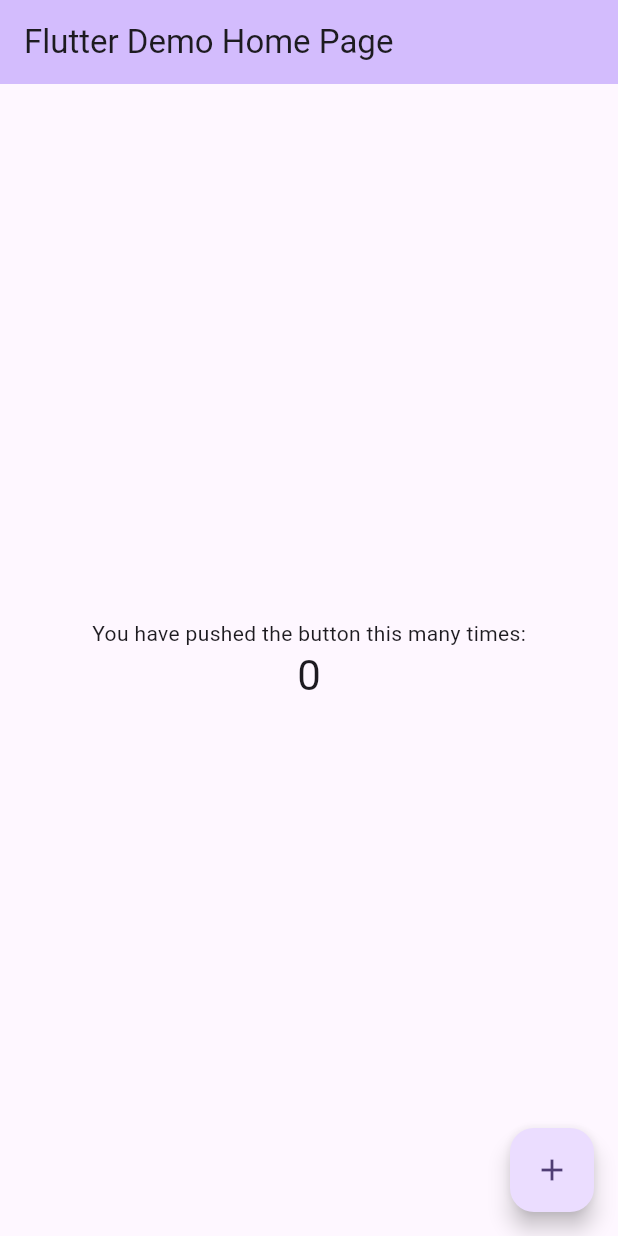
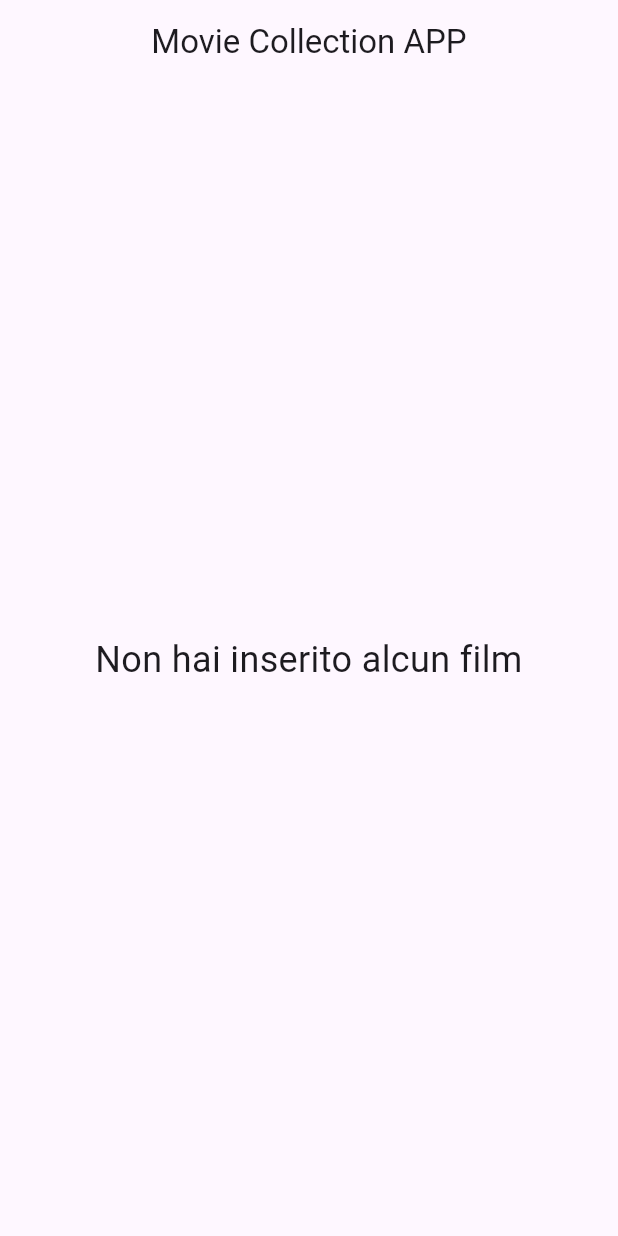
Before and after one commit to Sebasdnv/moviessqlitemvvm, a Flutter app: the screen it shows after launch, on a phone screen of 412 x 824 dp. Run offline on Flutter 3.47's test engine with Material 3 defaults, Android fonts, the phone set to English and light mode, and no system bars; our stand-ins replace sqflite; accounts and stored records are empty.

Commit message:
Home View

```diff
--- a/lib/main.dart
+++ b/lib/main.dart
@@ -1,7 +1,16 @@
 import 'package:flutter/material.dart';
+import 'package:moviessqlitemvvm/viewmodels/movie_view_model.dart';
+import 'package:moviessqlitemvvm/views/home_view.dart';
+import 'package:provider/provider.dart';
 
 void main() {
-  runApp(const MyApp());
+  runApp(
+    MultiProvider(providers: [
+      ChangeNotifierProvider(create: (_)=> MovieViewModel())
+    ],
+    child: const MyApp(),
+    )
+  );
 }
 
 class MyApp extends StatelessWidget {
@@ -12,6 +21,7 @@ class MyApp extends StatelessWidget {
   Widget build(BuildContext context) {
     return MaterialApp(
       title: 'Flutter Demo',
+      debugShowCheckedModeBanner: false,
       theme: ThemeData(
         // This is the theme of your application.
         //
@@ -28,9 +38,9 @@ class MyApp extends StatelessWidget {
         //
         // This works for code too, not just values: Most code changes can be
         // tested with just a hot reload.
-        colorScheme: .fromSeed(seedColor: Colors.deepPurple),
+        colorScheme: ColorScheme.fromSeed(seedColor: Colors.deepPurple),
       ),
-      home: const MyHomePage(title: 'Flutter Demo Home Page'),
+      home: HomeView(),
     );
   }
 }
--- a/lib/services/movie_service.dart
+++ b/lib/services/movie_service.dart
@@ -55,6 +55,6 @@ class DBService {
 
   Future<int> updateMovie(Movie movie) async {
     final db = await database;
-    return db.update('movies', movie.toMap(), where: 'id = ?', whereArgs: [movie.id]);
+    return await db.update('movies', movie.toMap(), where: 'id = ?', whereArgs: [movie.id]);
   }
 }
--- /dev/null
+++ b/lib/views/home_view.dart
@@ -0,0 +1,41 @@
+import 'package:flutter/material.dart';
+import 'package:moviessqlitemvvm/models/movie.dart';
+import 'package:moviessqlitemvvm/viewmodels/movie_view_model.dart';
+import 'package:provider/provider.dart';
+
+class HomeView extends StatelessWidget {
+  const HomeView({super.key});
+
+  @override
+  Widget build(BuildContext context) {
+
+    WidgetsBinding.instance.addPostFrameCallback(
+      (_) {
+        context.read<MovieViewModel>().fetchMovies();
+      }
+    );
+    return Scaffold(
+      appBar: AppBar(title: Text("Movie Collection APP"), centerTitle: true),
+      body: Consumer<MovieViewModel>(
+        builder: (context, viewModel, child) {
+          if (viewModel.isLoading) {
+            return const Center(
+              child: CircularProgressIndicator(),
+            );
+          }
+          if (viewModel.movies.isEmpty) {
+            return const Center(
+              child: Text(
+                "Non hai inserito alcun film",
+                textAlign: TextAlign.center,
+                style: TextStyle(fontSize: 24),
+              ),
+            );
+          }
+
+          return const Text("verra sostituito dalla lista dei film");
+        },
+      ),
+    );
+  }
+}
```
Also changed, not shown: lib/viewmodels/movie_view_model.dart (+9 -4 lines).
